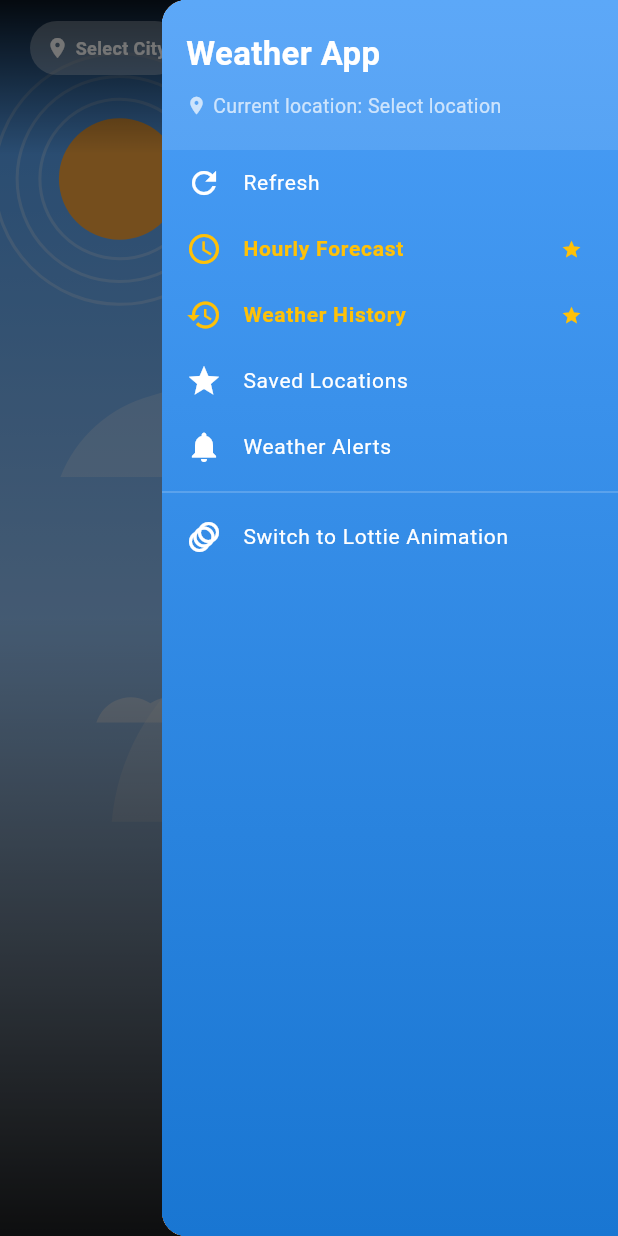
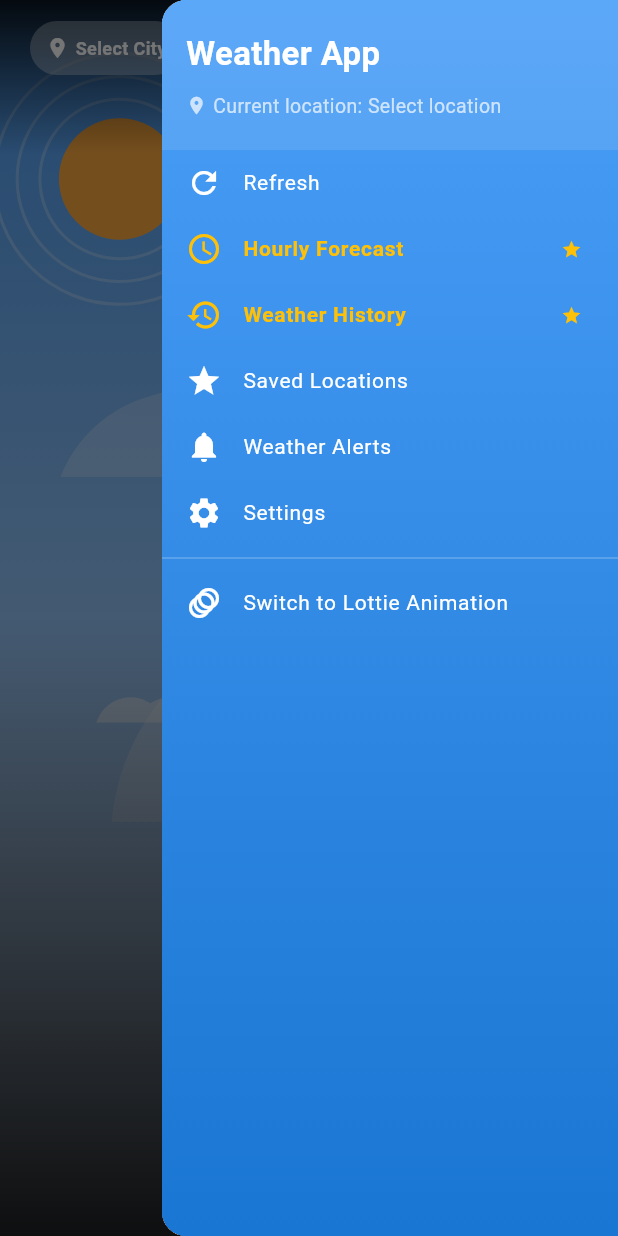
Before and after one commit to DysnomiaBorealis/weather_app_tomorrow, a Flutter app: the CurrentWeatherPage screen opened directly, with the side drawer open, on a phone screen of 412 x 824 dp. Run offline on Flutter 3.47's test engine with Material 3 defaults, Android fonts, the phone set to English and light mode, and no system bars; our stand-ins replace dartz, equatable, extended_image, flutter_bloc, flutter_local_notifications, get_it and 5 more; missing offline and left inert: d_view; accounts and stored records are empty; Roboto replaces fonts that are missing (Overpass).

Commit message:
Adjusted the padding and adding setting button on hamburger icon

```diff
--- a/lib/common/enum.dart
+++ b/lib/common/enum.dart
@@ -3,5 +3,6 @@ enum AppRoute {
   pickPlace,
   hourlyForecast,
   weatherDetail,
-  currentWeather
+  currentWeather,
+  settings
 }
--- a/lib/features/weather/presentation/pages/current_weather_page.dart
+++ b/lib/features/weather/presentation/pages/current_weather_page.dart
@@ -1622,6 +1622,14 @@ class _CurrentWeatherPageState extends State<CurrentWeatherPage>
                 onTap: () {
                   Navigator.pop(context);
                   _showNotificationDialog();
+                },
+              ),
+              _buildDrawerItem(
+                title: 'Settings',
+                icon: Icons.settings,
+                onTap: () {
+                  Navigator.pop(context);
+                  Navigator.pushNamed(context, AppRoute.settings.name);
                 },
               ),
               const Divider(color: Colors.white24),
--- a/lib/main.dart
+++ b/lib/main.dart
@@ -3,6 +3,7 @@ import 'package:google_fonts/google_fonts.dart';
 import 'package:flutter_bloc/flutter_bloc.dart';
 import 'package:weather_app_tommorow/common/enum.dart';
 import 'package:weather_app_tommorow/features/pick_place/presentation/pages/pick_place_page.dart';
+import 'package:weather_app_tommorow/features/setting/setting_page.dart';
 import 'package:weather_app_tommorow/features/weather/presentation/bloc/current_weather/current_weather_bloc.dart';
 import 'package:weather_app_tommorow/features/weather/presentation/bloc/hourly_forecast/hourly_forecast_bloc.dart';
 import 'package:weather_app_tommorow/features/weather/presentation/bloc/weather_history/weather_history_bloc.dart';
@@ -47,7 +48,8 @@ class MainApp extends StatelessWidget {
             AppRoute.pickPlace.name: (context) => const PickPlacePage(),
             AppRoute.hourlyForecast.name: (context) =>
                 const HourlyForecastPage(),
-            AppRoute.weatherDetail.name: (context) => const WeatherHistoryPage()
+            AppRoute.weatherDetail.name: (context) => const WeatherHistoryPage(),
+            AppRoute.settings.name : (context) => const SettingPage()
           },
         ));
   }
--- a/pubspec.yaml
+++ b/pubspec.yaml
@@ -27,6 +27,8 @@ dependencies:
   lottie: ^2.6.0
   smooth_page_indicator: ^1.1.0
   flutter_local_notifications: ^19.0.0
+  geolocator: ^13.0.0
+  geolocator_android: 4.6.1
 
 dev_dependencies:
   flutter_test:
```
Also changed, not shown: pubspec.lock, 4 other files.
